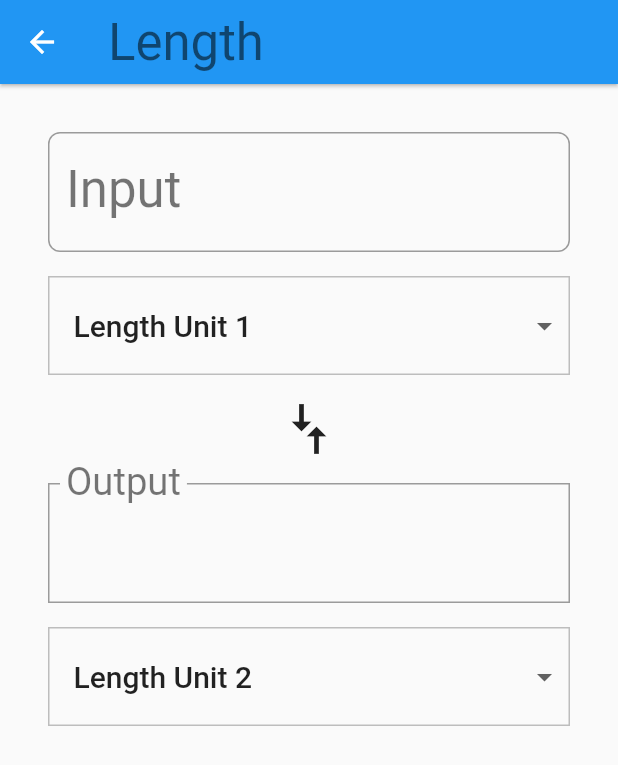
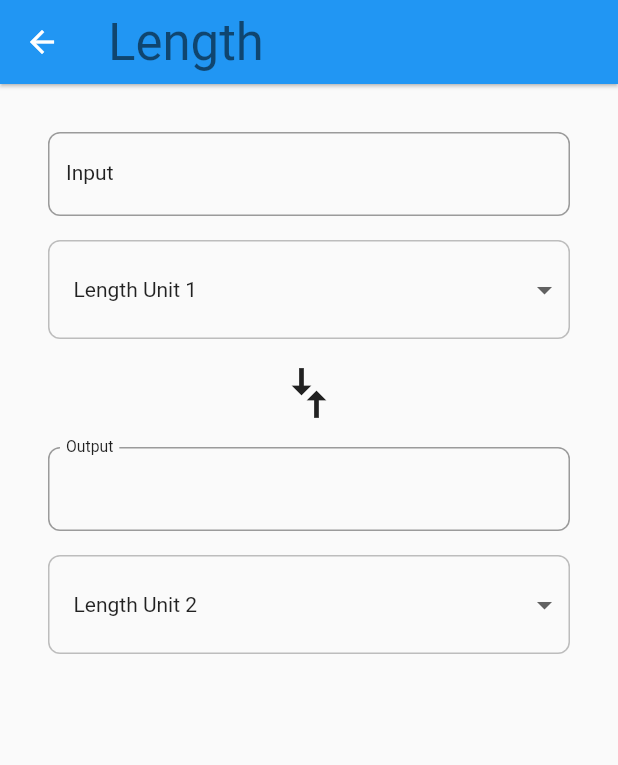
Before and after one commit to huynn109/Flutter-Udacity, a Flutter app: the screen it shows after launch, after a tap on "Length", on a phone screen of 412 x 824 dp. Shown: the top 765 px of the screen. Run offline on Flutter 3.47's test engine with Material 2 defaults, Android fonts, the phone set to English and light mode, and no system bars.

Commit message:
update currency

```diff
--- a/ex_03_category_route/lib/converter_route_input.dart
+++ b/ex_03_category_route/lib/converter_route_input.dart
@@ -72,9 +72,9 @@ class ConverterRouteInputState extends State<ConverterRouteInput> {
         crossAxisAlignment: CrossAxisAlignment.stretch,
         children: <Widget>[
           TextField(
-            style: Theme.of(context).textTheme.display1,
+            style: Theme.of(context).textTheme.body1,
             decoration: InputDecoration(
-              labelStyle: Theme.of(context).textTheme.display1,
+              labelStyle: Theme.of(context).textTheme.body1,
               errorText: _showValidationError ? 'Invalid number entered' : null,
               border:
                   OutlineInputBorder(borderRadius: BorderRadius.circular(8.0)),
@@ -104,13 +104,13 @@ class ConverterRouteInputState extends State<ConverterRouteInput> {
           InputDecorator(
             child: Text(
               _convertedValue,
-              style: Theme.of(context).textTheme.display1,
+              style: Theme.of(context).textTheme.body1,
             ),
             decoration: InputDecoration(
               labelText: 'Output',
-              labelStyle: Theme.of(context).textTheme.display1,
+              labelStyle: Theme.of(context).textTheme.body1,
               border: OutlineInputBorder(
-                borderRadius: BorderRadius.circular(0.0),
+                borderRadius: BorderRadius.circular(8.0),
               ),
             ),
           ),
@@ -204,6 +204,7 @@ class ConverterRouteInputState extends State<ConverterRouteInput> {
       margin: EdgeInsets.only(top: 16.0),
       decoration: BoxDecoration(
           color: Colors.grey[50],
+          borderRadius: BorderRadius.circular(8.0),
           border: Border.all(
             color: Colors.grey[400],
             width: 1.0,
@@ -218,7 +219,7 @@ class ConverterRouteInputState extends State<ConverterRouteInput> {
               value: currentValue,
               items: _unitMenuItems,
               onChanged: onChanged,
-              style: Theme.of(context).textTheme.title,
+              style: Theme.of(context).textTheme.body1,
             ),
           ),
         ),
```
